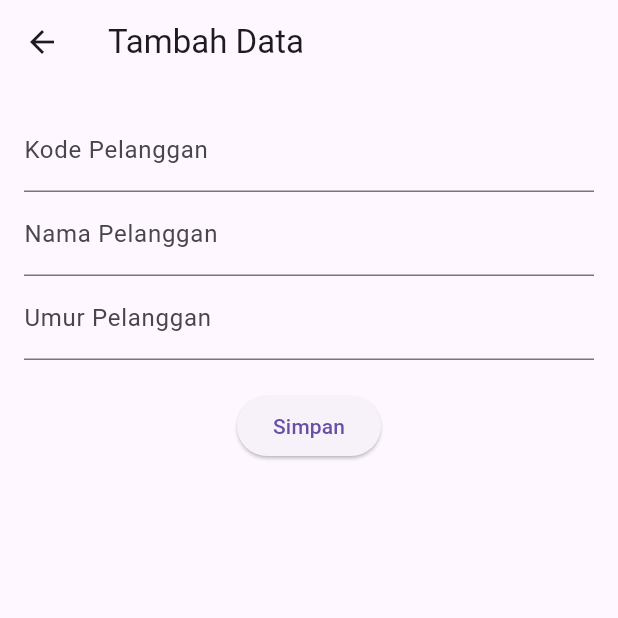
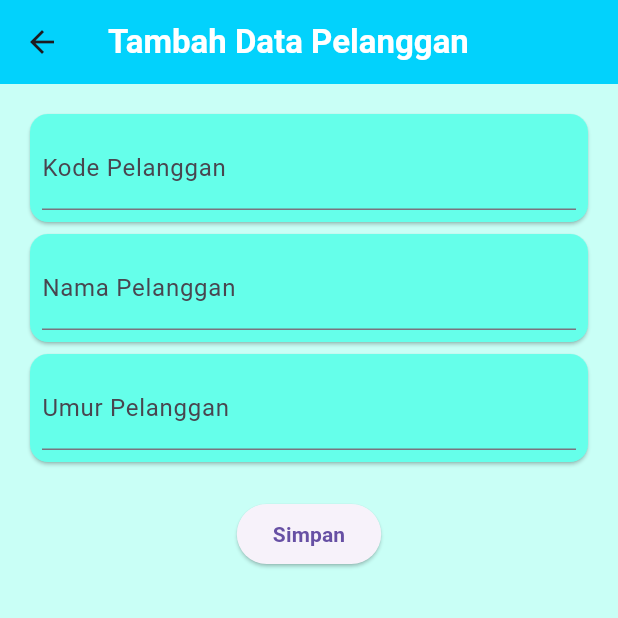
Before and after one commit to Ikhvan3/crud-firebase-pendataanapotik, a Flutter app: the PendataanPelangganFurniture screen opened directly, after a tap on the "add" icon, on a phone screen of 412 x 824 dp, the top half of it. Run offline on Flutter 3.47's test engine with Material 3 defaults, Android fonts, the phone set to English and light mode, and no system bars; our stand-ins replace cloud_firestore, firebase_core; accounts and stored records are empty; network calls fail.

Commit message:
perubahan styling

```diff
--- a/lib/main.dart
+++ b/lib/main.dart
@@ -21,6 +21,7 @@ class MainApp extends StatelessWidget {
   @override
   Widget build(BuildContext context) {
     return MaterialApp(
+      debugShowCheckedModeBanner: false,
       home: AppPendataan(),
     );
   }
--- a/lib/screens/forminputpelanggan.dart
+++ b/lib/screens/forminputpelanggan.dart
@@ -24,24 +24,49 @@ class FormInputPelanggan extends StatelessWidget {
     final umurPlgController = TextEditingController(text: umurPlg);
 
     return Scaffold(
+      backgroundColor: Color.fromARGB(255, 201, 255, 246),
       appBar: AppBar(
-        title: Text(docId == null ? 'Tambah Data' : 'Edit Data'),
+        backgroundColor: Color.fromARGB(255, 2, 210, 252),
+        title: Text(
+          docId == null ? 'Tambah Data Pelanggan' : 'Edit Data Pelanggan',
+          style: TextStyle(
+              fontWeight: FontWeight.bold,
+              color: Color.fromARGB(255, 255, 255, 255)),
+        ),
       ),
       body: Padding(
         padding: const EdgeInsets.all(16.0),
         child: Column(
           children: [
-            TextField(
+            Card(
+              color: Color.fromARGB(255, 101, 255, 234),
+              child: Padding(
+                padding: const EdgeInsets.all(8.0),
+                child: TextField(
                   controller: kodePlgController,
                   decoration: InputDecoration(labelText: 'Kode Pelanggan'),
                 ),
-            TextField(
+              ),
+            ),
+            Card(
+              color: Color.fromARGB(255, 101, 255, 234),
+              child: Padding(
+                padding: const EdgeInsets.all(8.0),
+                child: TextField(
                   controller: namaPlgController,
                   decoration: InputDecoration(labelText: 'Nama Pelanggan'),
                 ),
-            TextField(
+              ),
+            ),
+            Card(
+              color: Color.fromARGB(255, 101, 255, 234),
+              child: Padding(
+                padding: const EdgeInsets.all(8.0),
+                child: TextField(
                   controller: umurPlgController,
                   decoration: InputDecoration(labelText: 'Umur Pelanggan'),
+                ),
+              ),
             ),
             SizedBox(height: 20),
             ElevatedButton(
@@ -50,7 +75,10 @@ class FormInputPelanggan extends StatelessWidget {
                     umurPlgController.text);
                 Navigator.of(context).pop();
               },
-              child: Text('Simpan'),
+              child: Text(
+                'Simpan',
+                style: TextStyle(fontWeight: FontWeight.bold),
+              ),
             ),
           ],
         ),
```
Also changed, not shown: lib/screens/formadddata.dart (+34 -11 lines). Lines whose indentation alone changed are shown as unchanged.
